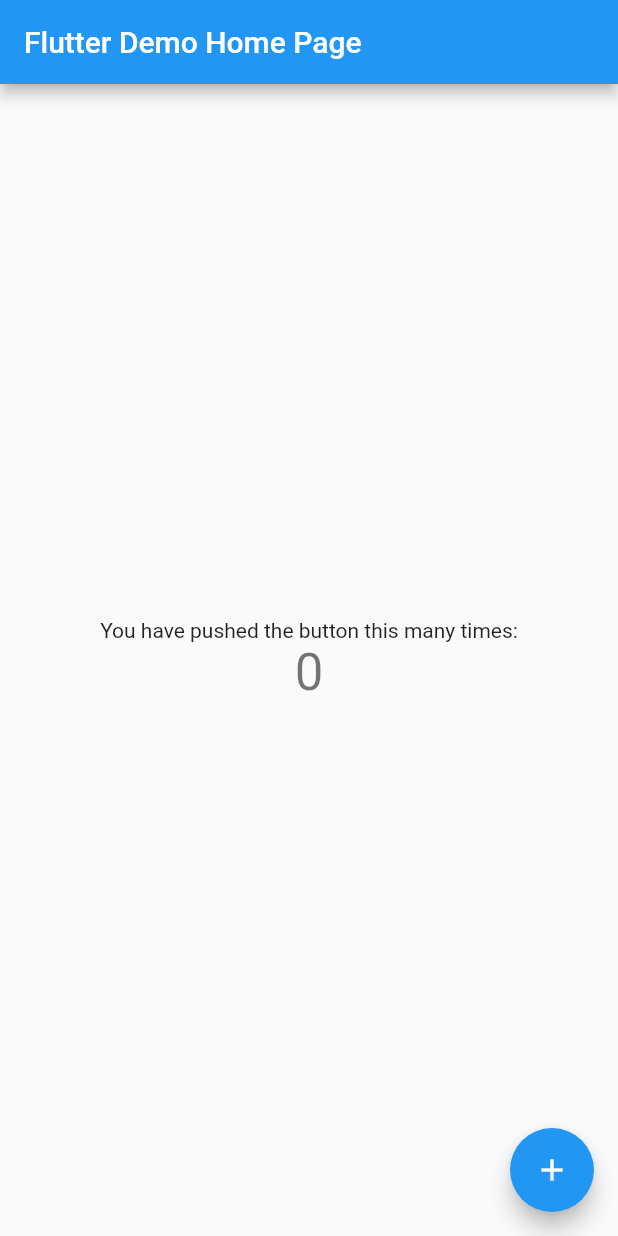
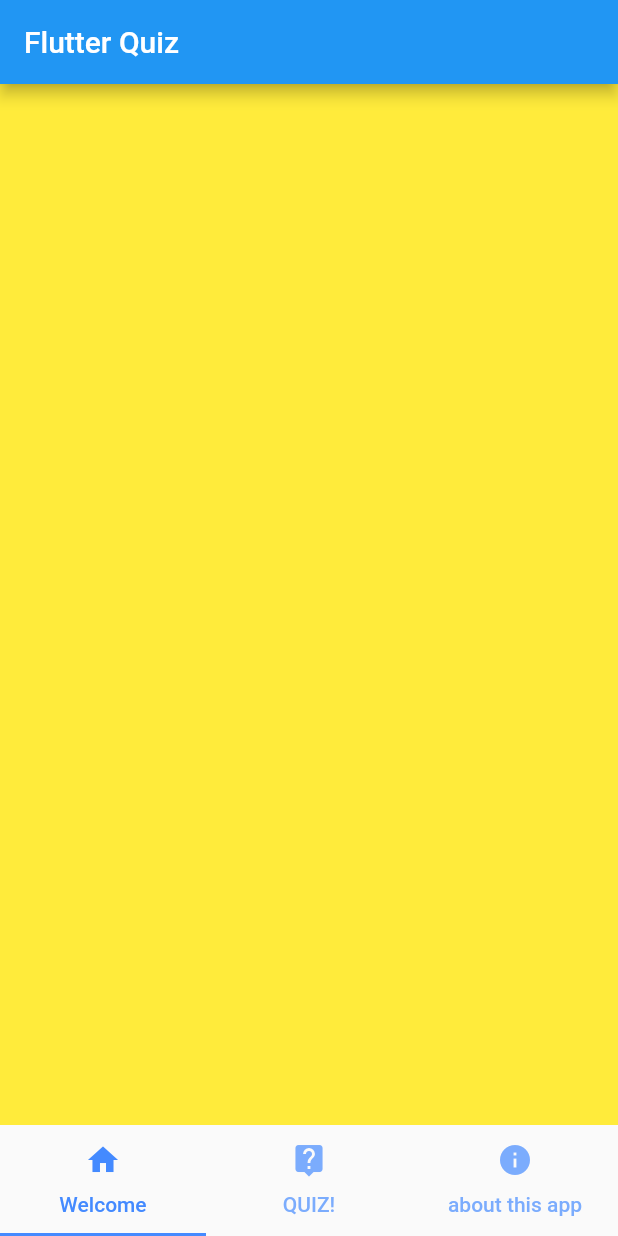
Before and after one commit to galileo-academy-wmiw/Quiz_App_Leaf, a Flutter app: the screen it shows after launch, on a phone screen of 412 x 824 dp. Run offline on Flutter 3.47's test engine with Material 2 defaults, Android fonts, the light colour scheme and no system bars.

Commit message:
chapter 5.3: made the basic structure for the app

```diff
--- /dev/null
+++ b/lib/info.dart
@@ -0,0 +1,12 @@
+import 'package:flutter/material.dart';
+
+import 'package:quiz_app/library.dart' as lib;
+
+class Info extends StatelessWidget {
+  const Info({Key? key}) : super(key: key);
+
+  @override
+  Widget build(BuildContext context) {
+    return Container(color: Colors.green,);
+  }
+}
--- /dev/null
+++ b/lib/library.dart
@@ -0,0 +1,6 @@
+library lib;
+import 'package:flutter/material.dart';
+
+const double textMargin = 10.0;
+const TextStyle baseText = TextStyle(fontSize: 16);
+const TextStyle headingText = TextStyle(fontSize: 18, fontWeight: FontWeight.bold);
--- a/lib/main.dart
+++ b/lib/main.dart
@@ -1,115 +1,54 @@
 import 'package:flutter/material.dart';
+
+import 'package:quiz_app/library.dart' as lib;
+
+import 'info.dart';
+import 'quiz.dart';
+import 'welcome.dart';
 
 void main() {
   runApp(const MyApp());
 }
 
 class MyApp extends StatelessWidget {
-  const MyApp({super.key});
+  const MyApp({Key? key}) : super(key: key);
 
-  // This widget is the root of your application.
   @override
   Widget build(BuildContext context) {
     return MaterialApp(
-      title: 'Flutter Demo',
-      theme: ThemeData(
-        // This is the theme of your application.
-        //
-        // Try running your application with "flutter run". You'll see the
-        // application has a blue toolbar. Then, without quitting the app, try
-        // changing the primarySwatch below to Colors.green and then invoke
-        // "hot reload" (press "r" in the console where you ran "flutter run",
-        // or simply save your changes to "hot reload" in a Flutter IDE).
-        // Notice that the counter didn't reset back to zero; the application
-        // is not restarted.
-        primarySwatch: Colors.blue,
-      ),
-      home: const MyHomePage(title: 'Flutter Demo Home Page'),
+      theme: ThemeData(primarySwatch:Colors.blue),
+      home: QuizApp(),
     );
   }
 }
 
-class MyHomePage extends StatefulWidget {
-  const MyHomePage({super.key, required this.title});
-
-  // This widget is the home page of your application. It is stateful, meaning
-  // that it has a State object (defined below) that contains fields that affect
-  // how it looks.
-
-  // This class is the configuration for the state. It holds the values (in this
-  // case the title) provided by the parent (in this case the App widget) and
-  // used by the build method of the State. Fields in a Widget subclass are
-  // always marked "final".
-
-  final String title;
-
-  @override
-  State<MyHomePage> createState() => _MyHomePageState();
-}
-
-class _MyHomePageState extends State<MyHomePage> {
-  int _counter = 0;
-
-  void _incrementCounter() {
-    setState(() {
-      // This call to setState tells the Flutter framework that something has
-      // changed in this State, which causes it to rerun the build method below
-      // so that the display can reflect the updated values. If we changed
-      // _counter without calling setState(), then the build method would not be
-      // called again, and so nothing would appear to happen.
-      _counter++;
-    });
-  }
+class QuizApp extends StatelessWidget {
+  const QuizApp({Key? key}) : super(key: key);
 
   @override
   Widget build(BuildContext context) {
-    // This method is rerun every time setState is called, for instance as done
-    // by the _incrementCounter method above.
-    //
-    // The Flutter framework has been optimized to make rerunning build methods
-    // fast, so that you can just rebuild anything that needs updating rather
-    // than having to individually change instances of widgets.
-    return Scaffold(
-      appBar: AppBar(
-        // Here we take the value from the MyHomePage object that was created by
-        // the App.build method, and use it to set our appbar title.
-        title: Text(widget.title),
-      ),
-      body: Center(
-        // Center is a layout widget. It takes a single child and positions it
-        // in the middle of the parent.
-        child: Column(
-          // Column is also a layout widget. It takes a list of children and
-          // arranges them vertically. By default, it sizes itself to fit its
-          // children horizontally, and tries to be as tall as its parent.
-          //
-          // Invoke "debug painting" (press "p" in the console, choose the
-          // "Toggle Debug Paint" action from the Flutter Inspector in Android
-          // Studio, or the "Toggle Debug Paint" command in Visual Studio Code)
-          // to see the wireframe for each widget.
-          //
-          // Column has various properties to control how it sizes itself and
-          // how it positions its children. Here we use mainAxisAlignment to
-          // center the children vertically; the main axis here is the vertical
-          // axis because Columns are vertical (the cross axis would be
-          // horizontal).
-          mainAxisAlignment: MainAxisAlignment.center,
-          children: <Widget>[
-            const Text(
-              'You have pushed the button this many times:',
-            ),
-            Text(
-              '$_counter',
-              style: Theme.of(context).textTheme.headlineMedium,
-            ),
-          ],
-        ),
-      ),
-      floatingActionButton: FloatingActionButton(
-        onPressed: _incrementCounter,
-        tooltip: 'Increment',
-        child: const Icon(Icons.add),
-      ), // This trailing comma makes auto-formatting nicer for build methods.
+    return DefaultTabController(
+        length: 3,
+        child: Scaffold(
+          appBar: AppBar(title: Text('Flutter Quiz'),
+          ),
+          bottomNavigationBar: TabBar(
+            indicatorColor: Colors.blueAccent,
+            labelColor: Colors.blueAccent,
+            tabs: [
+              Tab(icon:Icon(Icons.home), text: 'Welcome'),
+              Tab(icon:Icon(Icons.live_help), text: 'QUIZ!'),
+              Tab(icon:Icon(Icons.info), text: 'about this app')
+            ],
+          ),
+          body: TabBarView(
+            children: [
+              Welcome(),
+              Quiz(),
+              Info(),
+            ],
+          ),
+        )
     );
   }
 }
--- /dev/null
+++ b/lib/quiz.dart
@@ -0,0 +1,12 @@
+import 'package:flutter/material.dart';
+
+import 'package:quiz_app/library.dart' as lib;
+
+class Quiz extends StatelessWidget {
+  const Quiz({Key? key}) : super(key: key);
+
+  @override
+  Widget build(BuildContext context) {
+    return Container(color: Colors.red,);
+  }
+}
--- /dev/null
+++ b/lib/welcome.dart
@@ -0,0 +1,12 @@
+import 'package:flutter/material.dart';
+
+import 'package:quiz_app/library.dart' as lib;
+
+class Welcome extends StatelessWidget {
+  const Welcome({Key? key}) : super(key: key);
+
+  @override
+  Widget build(BuildContext context) {
+    return Container(color: Colors.yellow,);
+  }
+}
```
